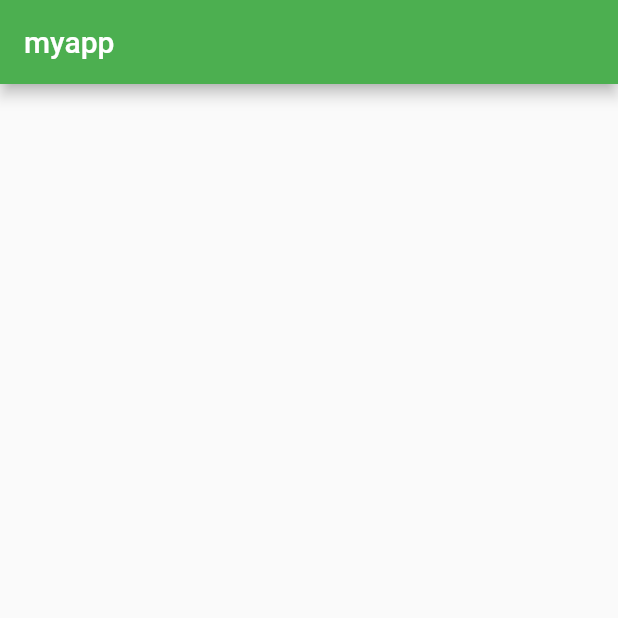
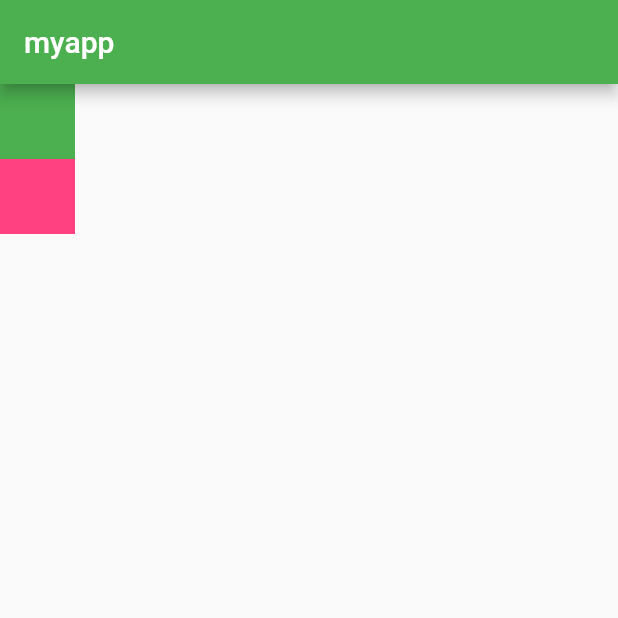
Before and after one commit to Jagu4491/git_demo, a Flutter app: the screen it shows after launch, on a phone screen of 412 x 824 dp, the top half of it. Run offline on Flutter 3.47's test engine with Material 2 defaults, Android fonts, the phone set to English and light mode, and no system bars.

Commit message:
create container

```diff
--- a/lib/main.dart
+++ b/lib/main.dart
@@ -7,13 +7,14 @@ void main(){
 class myapp extends StatelessWidget{
   @override
   Widget build(BuildContext context) {
-    return MaterialApp(
+    var materialApp = MaterialApp(
       title: 'my app',
       theme: ThemeData(
         primarySwatch: Colors.green
       ),
       home: myhomepage(),
     );
+    return materialApp;
   }
 
 }
@@ -25,6 +26,20 @@ class myhomepage extends StatelessWidget{
     appBar: AppBar(
       title: Text('myapp'),
     ),
+    body: Column(
+      children: [
+        Container(
+          height: 50,
+          width: 50,
+          color: Colors.green,
+        ),
+        Container(
+          height: 50,
+          width: 50,
+          color: Colors.pinkAccent,
+        )
+      ],
+    ),
   );
   }
 
```
